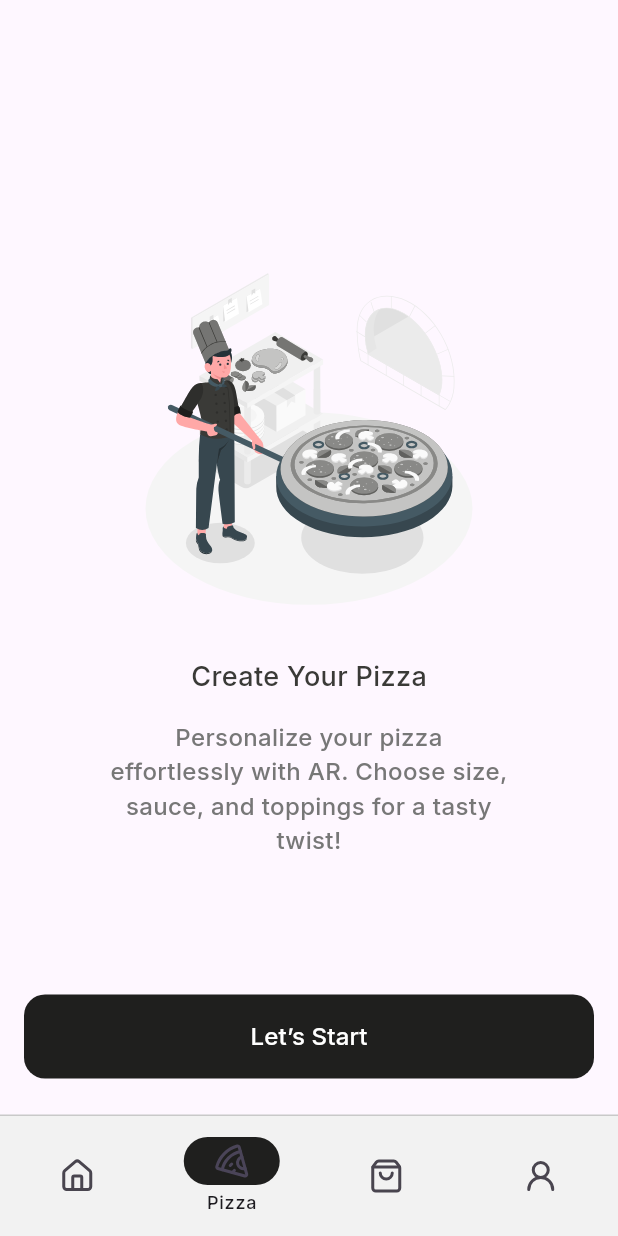
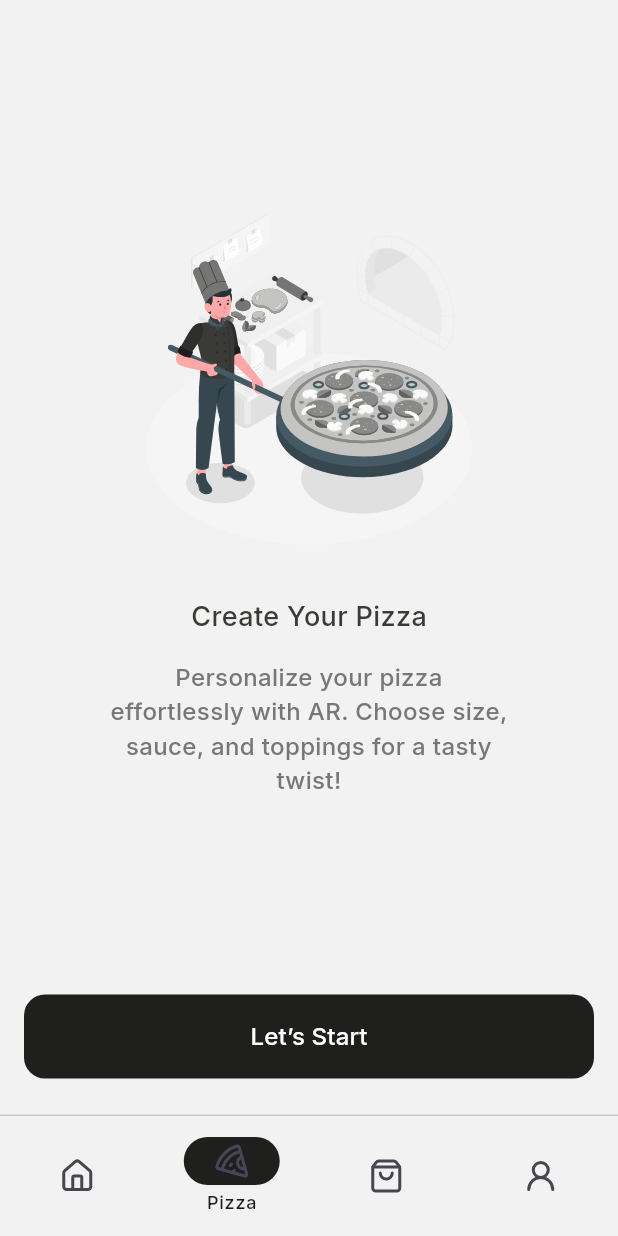
Before and after one commit to Jinlei2000/pizza-ar-flutter-2023, a Flutter app: the screen it shows after launch, item 2 of the bottom bar chosen, on a phone screen of 412 x 824 dp. Run offline on Flutter 3.47's test engine with Material 3 defaults, Android fonts, the light colour scheme and no system bars; our stand-ins replace flutter_svg, google_fonts, lucide_icons.

Commit message:
feat: finised

```diff
--- a/lib/screens/tabs/pizza.dart
+++ b/lib/screens/tabs/pizza.dart
@@ -10,6 +10,7 @@ class PizzaPage extends StatelessWidget {
   @override
   Widget build(BuildContext context) {
     return Scaffold(
+      backgroundColor: MyColors.background,
       body: _body(),
       floatingActionButton: _floatingActionButton(context),
       floatingActionButtonLocation: FloatingActionButtonLocation.centerFloat,
@@ -57,6 +58,8 @@ class PizzaPage extends StatelessWidget {
               textAlign: TextAlign.center,
             ),
           ),
+
+          const SizedBox(height: 80),
         ],
       ),
     );
```
